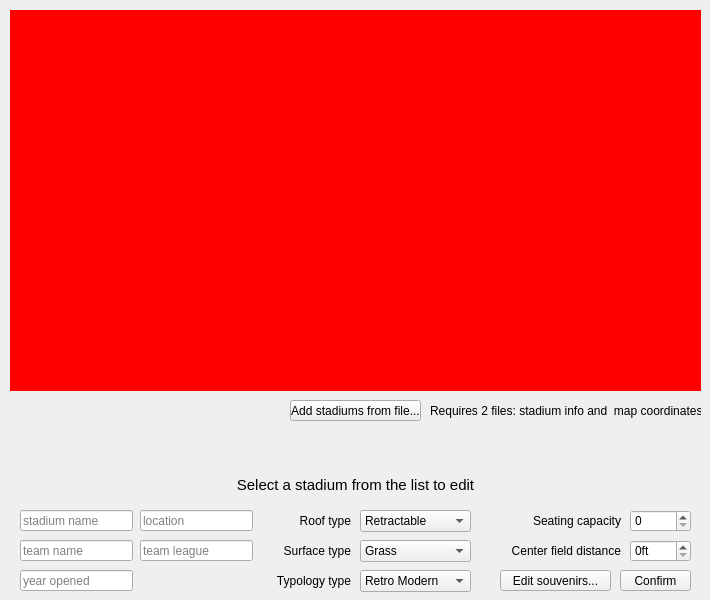
First picture: the form in src/views/adminview.ui, repository minorleaguegrayonassociates/GrayonSlam, before the edit.
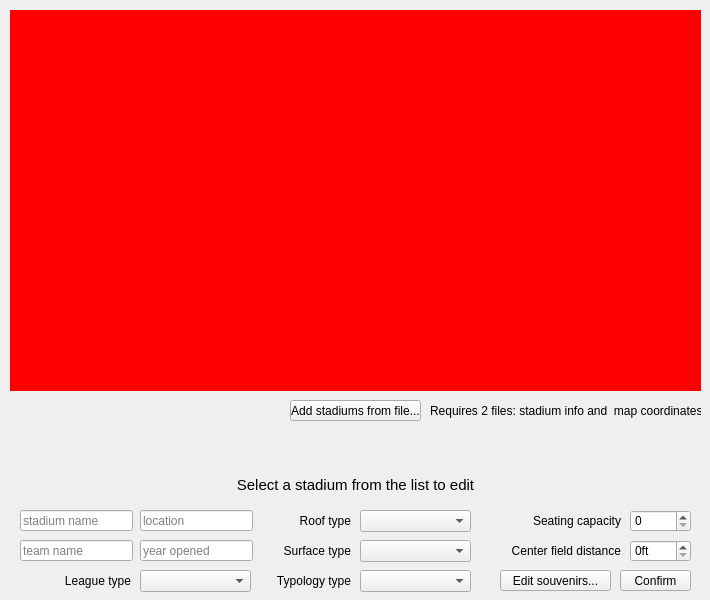
Second picture: the form after the edit.

Commit message: Start some functionality (doesn't compile)

What changed in the file:
```diff
--- a/src/views/adminview.ui
+++ b/src/views/adminview.ui
@@ -94,8 +94,8 @@
     <widget class="QLineEdit" name="lineEdit_stadYearOpened">
      <property name="geometry">
       <rect>
-       <x>20</x>
-       <y>570</y>
+       <x>140</x>
+       <y>540</y>
        <width>113</width>
        <height>21</height>
       </rect>
@@ -117,19 +117,6 @@
       <string>team name</string>
      </property>
     </widget>
-    <widget class="QLineEdit" name="lineEdit_stadTeamLeague">
-     <property name="geometry">
-      <rect>
-       <x>140</x>
-       <y>540</y>
-       <width>113</width>
-       <height>21</height>
-      </rect>
-     </property>
-     <property name="placeholderText">
-      <string>team league</string>
-     </property>
-    </widget>
     <widget class="QPushButton" name="pushButton_stadConfirmEdit">
      <property name="geometry">
       <rect>
@@ -207,6 +194,11 @@
        <height>22</height>
       </rect>
      </property>
+     <item>
+      <property name="text">
+       <string/>
+      </property>
+     </item>
      <item>
       <property name="text">
        <string>Retractable</string>
@@ -232,6 +224,11 @@
        <height>22</height>
       </rect>
      </property>
+     <item>
+      <property name="text">
+       <string/>
+      </property>
+     </item>
      <item>
       <property name="text">
        <string>Grass</string>
@@ -252,6 +249,11 @@
        <height>22</height>
       </rect>
      </property>
+     <item>
+      <property name="text">
+       <string/>
+      </property>
+     </item>
      <item>
       <property name="text">
        <string>Retro Modern</string>
@@ -366,6 +368,47 @@
       <string>Requires 2 files: stadium info and  map coordinates</string>
      </property>
     </widget>
+    <widget class="QComboBox" name="comboBox_stadTeamLeague">
+     <property name="geometry">
+      <rect>
+       <x>140</x>
+       <y>570</y>
+       <width>111</width>
+       <height>22</height>
+      </rect>
+     </property>
+     <item>
+      <property name="text">
+       <string/>
+      </property>
+     </item>
+     <item>
+      <property name="text">
+       <string>National</string>
+      </property>
+     </item>
+     <item>
+      <property name="text">
+       <string>American</string>
+      </property>
+     </item>
+    </widget>
+    <widget class="QLabel" name="label_stadTeamLeagueInfo">
+     <property name="geometry">
+      <rect>
+       <x>50</x>
+       <y>570</y>
+       <width>81</width>
+       <height>21</height>
+      </rect>
+     </property>
+     <property name="text">
+      <string>League type</string>
+     </property>
+     <property name="alignment">
+      <set>Qt::AlignRight|Qt::AlignTrailing|Qt::AlignVCenter</set>
+     </property>
+    </widget>
    </widget>
    <widget class="QWidget" name="page_souvenirs">
     <widget class="QWidget" name="widget_souvAvailableList" native="true">
```
Left out of the diff: 36 changed lines with no effect on the pictures. The commit also changes 2 other files.
